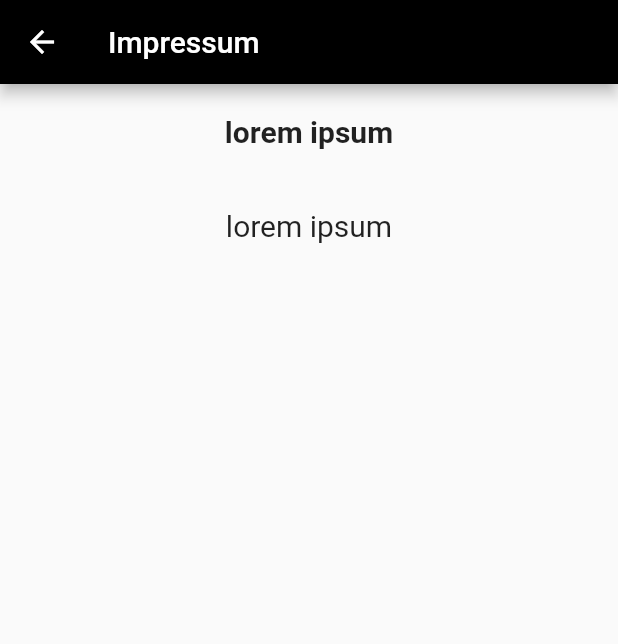
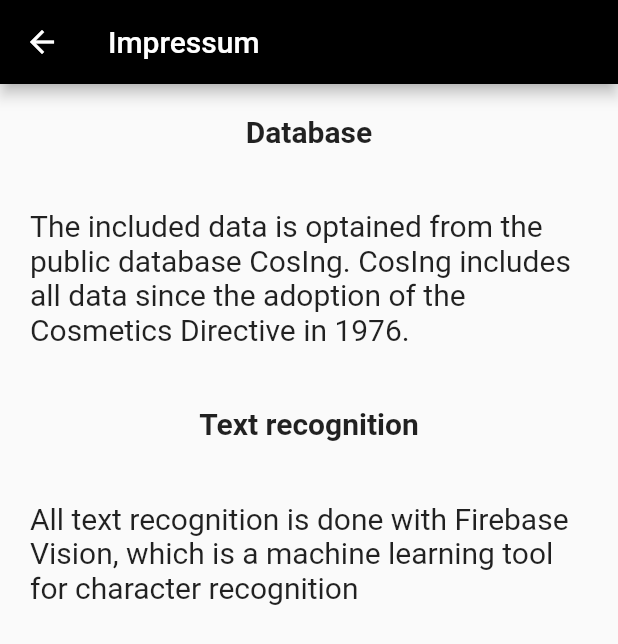
Before and after one commit to HuePhung/Kiss_Project, a Flutter app: the ImpressumScreen screen opened directly, on a phone screen of 412 x 824 dp. Shown: the top 644 px of the screen. Run offline on Flutter 3.47's test engine with Material 2 defaults, Android fonts, the phone set to English and light mode, and no system bars; our stand-ins replace camera, flutter_keyboard_visibility, image_picker, shared_preferences; missing offline and left inert: exif, firebase_ml_vision; accounts and stored records are empty.

Commit message:
Added context to impressumScreen.dart

```diff
--- a/project_kiss/lib/impressumScreen.dart
+++ b/project_kiss/lib/impressumScreen.dart
@@ -1,6 +1,7 @@
 import 'package:flutter/cupertino.dart';
 import 'package:flutter/material.dart';
 import 'package:flutter/rendering.dart';
+import 'package:url_launcher/url_launcher.dart';
 
 class ImpressumScreen extends StatelessWidget {
   ImpressumScreen({Key key});
@@ -27,7 +28,7 @@ class ImpressumScreen extends StatelessWidget {
                     Container(
                       padding: EdgeInsets.all(20),
                       child: Text(
-                          "lorem ipsum",
+                        "Database",
                         textAlign: TextAlign.center,
                         style: TextStyle(
                             fontSize: 20, fontWeight: FontWeight.bold),
@@ -36,14 +37,33 @@ class ImpressumScreen extends StatelessWidget {
                     Container(
                       padding: EdgeInsets.all(20),
                       child: Text(
-                          "lorem ipsum",
+                        "The included data is optained from the public database CosIng. CosIng includes all data since the adoption of the Cosmetics Directive in 1976.",
+                        textAlign: TextAlign.left,
+                        style: TextStyle(
+                            fontSize: 20, fontWeight: FontWeight.normal),
+                      ),
+                    ),
+                    Container(
+                      padding: EdgeInsets.all(20),
+                      child: Text(
+                        "Text recognition",
+                        textAlign: TextAlign.center,
+                        style: TextStyle(
+                            fontSize: 20, fontWeight: FontWeight.bold),
+                      ),
+                    ),
+                    Container(
+                      padding: EdgeInsets.all(20),
+                      child: Text(
+                        "All text recognition is done with Firebase Vision, which is a machine learning tool for character recognition",
                         textAlign: TextAlign.left,
                         style: TextStyle(
                             fontSize: 20, fontWeight: FontWeight.normal),
                       ),
                     )
                   ],
-                  )),
+                ),
+              ),
             );
           },
         ),
```
Lines whose indentation alone changed are shown as unchanged.
